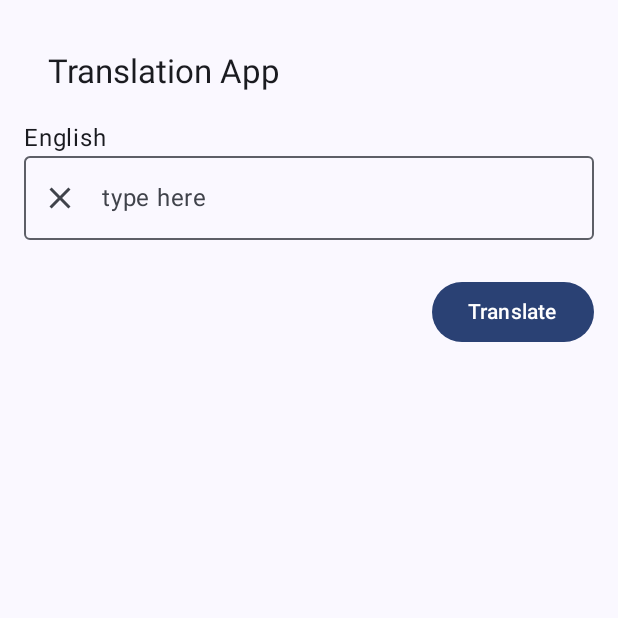
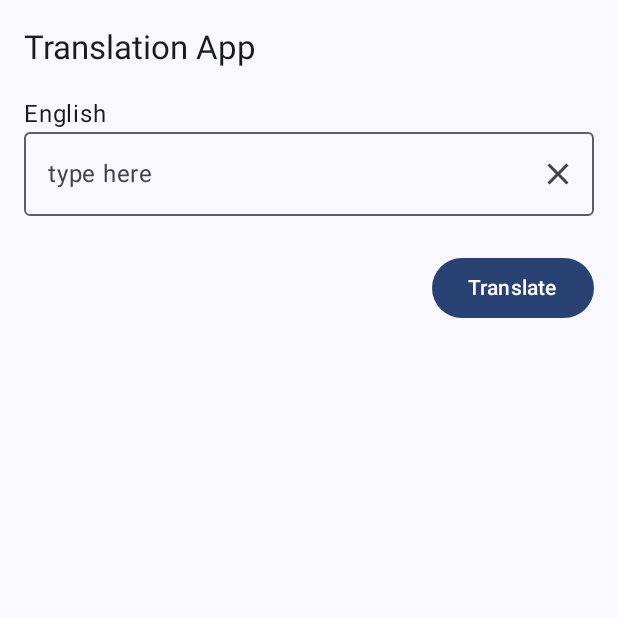
Before and after one commit to jakobakoba/SpeakEasy, an Android app built with Jetpack Compose: the composable TranslationScreen shown on its own in the app's theme, after a tap on "Translate", on a phone screen of 412 x 824 dp, the top half of it. Run offline under Robolectric (Android 15) with nearby library versions, the phone set to English and light mode, and no system bars; our stand-ins replace Dagger/Hilt's generated code; libraries missing offline, so code that uses them is left out: com.jakewharton.retrofit2; network calls fail; 1 statement that could not run was skipped.

Commit message:
historyScreen and room by lecture

```diff
--- a/app/src/main/AndroidManifest.xml
+++ b/app/src/main/AndroidManifest.xml
@@ -1,6 +1,8 @@
 <?xml version="1.0" encoding="utf-8"?>
 <manifest xmlns:android="http://schemas.android.com/apk/res/android"
     xmlns:tools="http://schemas.android.com/tools">
+
+    <uses-permission android:name="android.permission.INTERNET"/>
 
     <application
         android:name=".App"
--- a/app/src/main/java/com/bor96dev/speakeasy/app/core/TranslationApi.kt
+++ b/app/src/main/java/com/bor96dev/speakeasy/app/core/TranslationApi.kt
@@ -1,5 +1,57 @@
 package com.bor96dev.speakeasy.app.core
+
+import kotlinx.serialization.SerialName
+import kotlinx.serialization.Serializable
+import retrofit2.http.GET
+import retrofit2.http.Query
 
 interface TranslationApi {
 
+    @GET("translate")
+    suspend fun translate(
+        @Query("sl") sourceLanguage: String,
+        @Query("dl") destinationLanguage: String,
+        @Query("text") text: String
+    ): TranslationResponse
 }
+
+@Serializable
+data class TranslationResponse(
+    @SerialName("source-language") val sourceLanguage: String,
+    @SerialName("source-text") val sourceText: String,
+    @SerialName("destination-language") val destinationLanguage: String,
+    @SerialName("destination-text") val destinationText: String,
+    val pronunciation: Pronunciation,
+    val translations: Translations,
+//    val definitions: List<Definition>,
+    @SerialName("see-also") val seeAlso: String? // Если "see-also" может быть null
+)
+
+@Serializable
+data class Pronunciation(
+    @SerialName("source-text-phonetic") val sourceTextPhonetic: String?,
+    @SerialName("source-text-audio") val sourceTextAudio: String,
+    @SerialName("destination-text-audio") val destinationTextAudio: String
+)
+
+@Serializable
+data class Translations(
+    @SerialName("possible-translations") val possibleTranslations: List<String>,
+    @SerialName("possible-mistakes") val possibleMistakes: String? // null-значение
+)
+
+
+
+//@Serializable
+//data class Definition(
+//    @SerialName("part-of-speech") val partOfSpeech: String,
+//    val definition: String,
+//    val example: String,
+//    @SerialName("other-examples") val otherExamples: List<String>?,
+//    val synonyms: Synonyms?
+//)
+
+@Serializable
+data class Synonyms(
+    @SerialName("") val synonymsList: List<String>
+)
--- /dev/null
+++ b/app/src/main/java/com/bor96dev/speakeasy/app/core/data/TranslationHistoryDao.kt
@@ -0,0 +1,15 @@
+package com.bor96dev.speakeasy.app.core.data
+
+import androidx.room.Dao
+import androidx.room.Insert
+import androidx.room.Query
+import kotlinx.coroutines.flow.Flow
+
+@Dao
+interface TranslationHistoryDao {
+    @Insert
+    suspend fun insertHistory(history: TranslationHistory)
+
+    @Query("SELECT * FROM translation_history ORDER BY timestamp")
+    fun getTranslationHistory(): Flow<List<TranslationHistory>>
+}
--- /dev/null
+++ b/app/src/main/java/com/bor96dev/speakeasy/app/core/domain/LanguageCode.kt
@@ -0,0 +1,7 @@
+package com.bor96dev.speakeasy.app.core.domain
+
+enum class LanguageCode (val code: String) {
+    ENGLISH("en"),
+    RUSSIAN("ru"),
+
+}
--- a/app/src/main/java/com/bor96dev/speakeasy/app/core/domain/TranslationUseCase.kt
+++ /dev/null
@@ -1,12 +0,0 @@
-package com.bor96dev.speakeasy.app.core.domain
-
-import com.bor96dev.speakeasy.app.core.TranslationApi
-import javax.inject.Inject
-
-class TranslationUseCase @Inject constructor(
-    private val translationApi: TranslationApi
-) {
-    suspend fun translate(){
-
-    }
-}
--- /dev/null
+++ b/app/src/main/java/com/bor96dev/speakeasy/app/core/domain/history/SaveHistoryUseCase.kt
@@ -0,0 +1,13 @@
+package com.bor96dev.speakeasy.app.core.domain.history
+
+import com.bor96dev.speakeasy.app.core.data.TranslationHistory
+import com.bor96dev.speakeasy.app.core.data.TranslationHistoryDao
+import javax.inject.Inject
+
+class SaveHistoryUseCase @Inject constructor(
+    private val translationHistoryDao: TranslationHistoryDao
+) {
+    suspend fun save (sourceText: String, translatedText: String){
+        translationHistoryDao.insertHistory(TranslationHistory(sourceText = sourceText, translatedText = translatedText))
+    }
+}
--- /dev/null
+++ b/app/src/main/java/com/bor96dev/speakeasy/app/core/domain/translation/TranslationUseCase.kt
@@ -0,0 +1,14 @@
+package com.bor96dev.speakeasy.app.core.domain.translation
+
+import com.bor96dev.speakeasy.app.core.TranslationApi
+import com.bor96dev.speakeasy.app.core.TranslationResponse
+import com.bor96dev.speakeasy.app.core.domain.LanguageCode
+import javax.inject.Inject
+
+class TranslationUseCase @Inject constructor(
+    private val translationApi: TranslationApi
+) {
+    suspend fun translate(sl: LanguageCode, dl: LanguageCode, text: String): TranslationResponse{
+        return translationApi.translate(sl.code, dl.code, text)
+    }
+}
--- a/app/src/main/java/com/bor96dev/speakeasy/app/screen/TranslationScreen.kt
+++ b/app/src/main/java/com/bor96dev/speakeasy/app/screen/translation/TranslationScreen.kt
@@ -1,4 +1,4 @@
-package com.bor96dev.speakeasy.app.screen
+package com.bor96dev.speakeasy.app.screen.translation
 
 import androidx.compose.foundation.layout.Column
 import androidx.compose.foundation.layout.Spacer
@@ -25,9 +25,7 @@ fun TranslationScreen(
     val uiState = viewModel.uiState.collectAsState()
 
     Column(
-        modifier = Modifier
-            .fillMaxSize()
-            .padding(16.dp)
+        modifier = Modifier.fillMaxSize()
     ){
         TopAppBar(title = {Text(text = "Translation App")})
 
@@ -35,19 +33,25 @@ fun TranslationScreen(
             language = uiState.value.sourceLanguage,
             text = uiState.value.inputText,
             onTextChange = {viewModel.updateInputText(it)},
-            onClearText = {viewModel.clearInputText()}
+            onClearText = {viewModel.clearInputText()},
+            modifier = Modifier.padding(horizontal = 16.dp),
         )
 
         Spacer(modifier = Modifier.height(16.dp))
 
-        TranslateButton(onTranslate = {viewModel.translateText()})
+        TranslateButton(
+            onTranslate = {viewModel.translateText()},
+            modifier = Modifier.padding(horizontal = 16.dp),
+        )
+
+        Spacer(modifier = Modifier.height(16.dp))
+
 
         uiState.value.translatedText?.let{
-            TranslationResult(it)
+            TranslationResult(
+                result = it,
+                modifier = Modifier.padding(horizontal = 16.dp),
+            )
         }
-
-
-
-
     }
 }
--- a/app/src/main/java/com/bor96dev/speakeasy/app/screen/TranslationViewModel.kt
+++ b/app/src/main/java/com/bor96dev/speakeasy/app/screen/translation/TranslationViewModel.kt
@@ -1,8 +1,10 @@
-package com.bor96dev.speakeasy.app.screen
+package com.bor96dev.speakeasy.app.screen.translation
 
 import androidx.lifecycle.ViewModel
 import androidx.lifecycle.viewModelScope
-import com.bor96dev.speakeasy.app.core.domain.TranslationUseCase
+import com.bor96dev.speakeasy.app.core.domain.LanguageCode
+import com.bor96dev.speakeasy.app.core.domain.history.SaveHistoryUseCase
+import com.bor96dev.speakeasy.app.core.domain.translation.TranslationUseCase
 import dagger.hilt.android.lifecycle.HiltViewModel
 import kotlinx.coroutines.flow.MutableStateFlow
 import kotlinx.coroutines.flow.StateFlow
@@ -12,7 +14,8 @@ import javax.inject.Inject
 
 @HiltViewModel
 class TranslationViewModel @Inject constructor(
-    private val translationUseCase: TranslationUseCase
+    private val translationUseCase: TranslationUseCase,
+    private val saveHistoryUseCase: SaveHistoryUseCase,
 ): ViewModel() {
     private val _uiState = MutableStateFlow(TranslationUiState())
     val uiState: StateFlow<TranslationUiState> = _uiState
@@ -36,10 +39,15 @@ class TranslationViewModel @Inject constructor(
 
     fun translateText() {
         viewModelScope.launch {
-//            val result =
+            val result = translationUseCase.translate(
+                sl = LanguageCode.ENGLISH,
+                dl = LanguageCode.RUSSIAN,
+                text = _uiState.value.inputText
+            )
+            _uiState.update {it.copy(translatedText = result.translations.possibleTranslations.firstOrNull() ?: uiState.value.inputText)}
+            saveHistoryUseCase.save(_uiState.value.inputText, _uiState.value.translatedText.orEmpty())
         }
     }
-
 }
 
 data class TranslationUiState(
@@ -47,5 +55,4 @@ data class TranslationUiState(
     val targetLanguage: String = "Russian",
     val inputText: String = "",
     val translatedText: String? = null
-
 )
--- a/app/src/main/java/com/bor96dev/speakeasy/app/ui/Components.kt
+++ b/app/src/main/java/com/bor96dev/speakeasy/app/ui/Components.kt
@@ -21,25 +21,29 @@ fun TextInput(
     language: String,
     text: String,
     onTextChange: (String) -> Unit,
-    onClearText: () -> Unit
+    onClearText: () -> Unit,
+    modifier: Modifier = Modifier
 ) {
-    Column {
+    Column(
+        modifier = modifier
+    ) {
         Text(text = language)
         OutlinedTextField(
             value = text,
             onValueChange = onTextChange,
             modifier = Modifier.fillMaxWidth(),
             placeholder = {Text("type here")},
-            leadingIcon = { IconButton(onClick = onClearText) {
-                Icon(Icons.Default.Clear, contentDescription = "Clear")
-            } }
+            trailingIcon = {
+                IconButton(onClick = onClearText) {
+                    Icon(Icons.Default.Clear, contentDescription = "Clear") }
+            }
         )
     }
 }
 
 @Composable
-fun TranslateButton(onTranslate: () -> Unit){
-    Box (modifier = Modifier.fillMaxWidth()){
+fun TranslateButton(onTranslate: () -> Unit, modifier: Modifier = Modifier) {
+    Box(modifier = modifier.fillMaxWidth()) {
        Button(
            onClick = onTranslate,
            modifier = Modifier
@@ -52,11 +56,11 @@ fun TranslateButton(onTranslate: () -> Unit){
 }
 
 @Composable
-fun TranslationResult(result: String) {
+fun TranslationResult(result: String, modifier: Modifier = Modifier) {
     OutlinedTextField(
         value = result,
         onValueChange = {},
         readOnly = true,
-        modifier = Modifier.fillMaxWidth()
+        modifier = modifier.fillMaxWidth()
     )
 }
--- a/build.gradle.kts
+++ b/build.gradle.kts
@@ -3,5 +3,6 @@ plugins {
     alias(libs.plugins.android.application) apply false
     alias(libs.plugins.kotlin.android) apply false
     alias(libs.plugins.kotlin.compose) apply false
-    alias(libs.plugins.kotlinx.serialization) apply false
+    alias(libs.plugins.ksp) apply false
+    alias(libs.plugins.hilt) apply false
 }
--- a/gradle.properties
+++ b/gradle.properties
@@ -21,5 +21,3 @@ kotlin.code.style=official
 # resources declared in the library itself and none from the library's dependencies,
 # thereby reducing the size of the R class for that library
 android.nonTransitiveRClass=true
-
-android.defaults.buildfeatures.buildconfig = true
```
Also changed, not shown: app/build.gradle.kts (+3 -5 lines), app/src/main/java/com/bor96dev/speakeasy/app/MainActivity.kt (+4 -3 lines), app/src/main/java/com/bor96dev/speakeasy/app/core/data/AppDatabase.kt (added, +29 -0 lines), app/src/main/java/com/bor96dev/speakeasy/app/core/data/TranslationHistory.kt (added, +15 -0 lines), app/src/main/java/com/bor96dev/speakeasy/app/core/di/DatabaseModule.kt (added, +30 -0 lines), app/src/main/java/com/bor96dev/speakeasy/app/screen/history/HistoryScreen.kt (added, +48 -0 lines), app/src/main/java/com/bor96dev/speakeasy/app/screen/history/HistoryViewModel.kt (added, +17 -0 lines).
